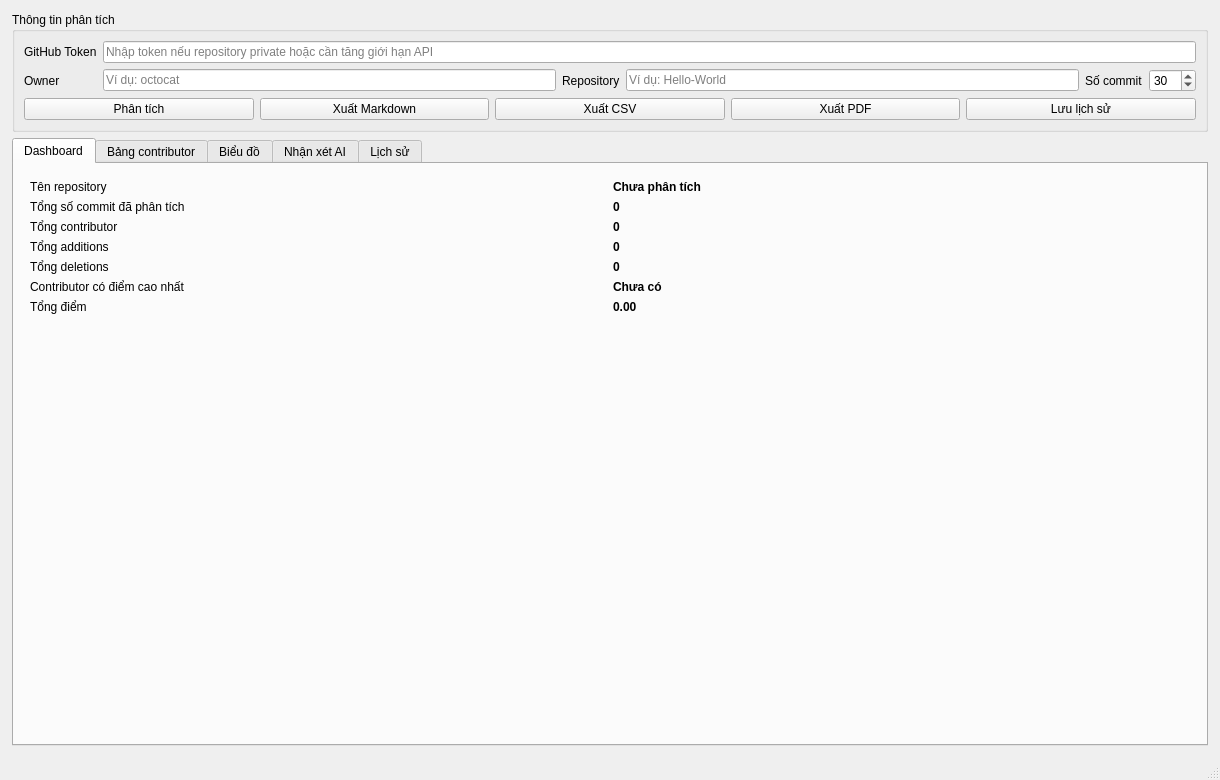
Qt form main_window.ui (cuonghuhuu/he-thong-danh-gia-dong-gop-github-bang-AI) before a commit.
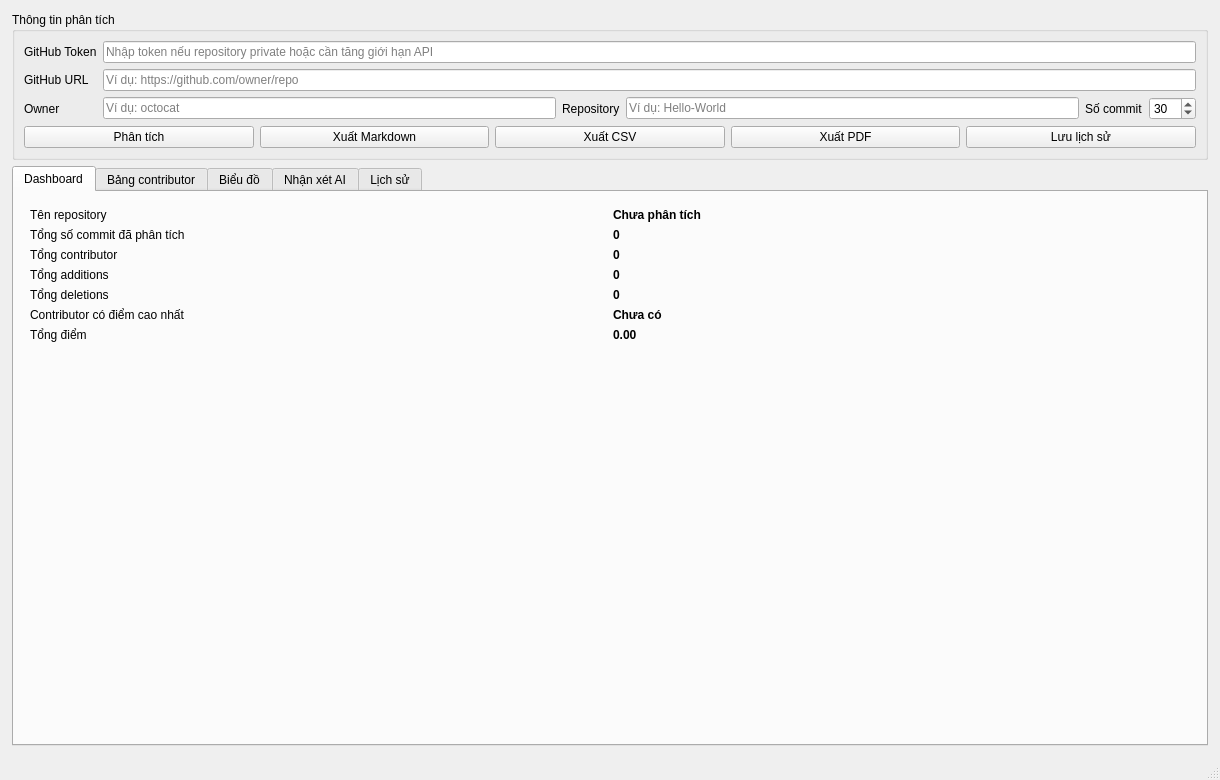
The same form after that commit.

The edit to the form file:
```diff
--- a/main_window.ui
+++ b/main_window.ui
@@ -48,41 +48,55 @@
         </widget>
        </item>
        <item row="1" column="0">
+        <widget class="QLabel" name="repoUrlLabel">
+         <property name="text">
+          <string>GitHub URL</string>
+         </property>
+        </widget>
+       </item>
+       <item row="1" column="1" colspan="5">
+        <widget class="QLineEdit" name="repoUrlInput">
+         <property name="placeholderText">
+          <string>Ví dụ: https://github.com/owner/repo</string>
+         </property>
+        </widget>
+       </item>
+       <item row="2" column="0">
         <widget class="QLabel" name="ownerLabel">
          <property name="text">
           <string>Owner</string>
          </property>
         </widget>
        </item>
-       <item row="1" column="1">
+       <item row="2" column="1">
         <widget class="QLineEdit" name="ownerInput">
          <property name="placeholderText">
           <string>Ví dụ: octocat</string>
          </property>
         </widget>
        </item>
-       <item row="1" column="2">
+       <item row="2" column="2">
         <widget class="QLabel" name="repoLabel">
          <property name="text">
           <string>Repository</string>
          </property>
         </widget>
        </item>
-       <item row="1" column="3">
+       <item row="2" column="3">
         <widget class="QLineEdit" name="repoInput">
          <property name="placeholderText">
           <string>Ví dụ: Hello-World</string>
          </property>
         </widget>
        </item>
-       <item row="1" column="4">
+       <item row="2" column="4">
         <widget class="QLabel" name="commitCountLabel">
          <property name="text">
           <string>Số commit</string>
          </property>
         </widget>
        </item>
-       <item row="1" column="5">
+       <item row="2" column="5">
         <widget class="QSpinBox" name="commitSpinBox">
          <property name="minimum">
           <number>1</number>
@@ -95,7 +109,7 @@
          </property>
         </widget>
        </item>
-       <item row="2" column="0" colspan="6">
+       <item row="3" column="0" colspan="6">
         <layout class="QHBoxLayout" name="buttonLayout">
          <item>
           <widget class="QPushButton" name="analyzeButton">
```
Left out of the diff: 1 changed line with no effect on the pictures.
